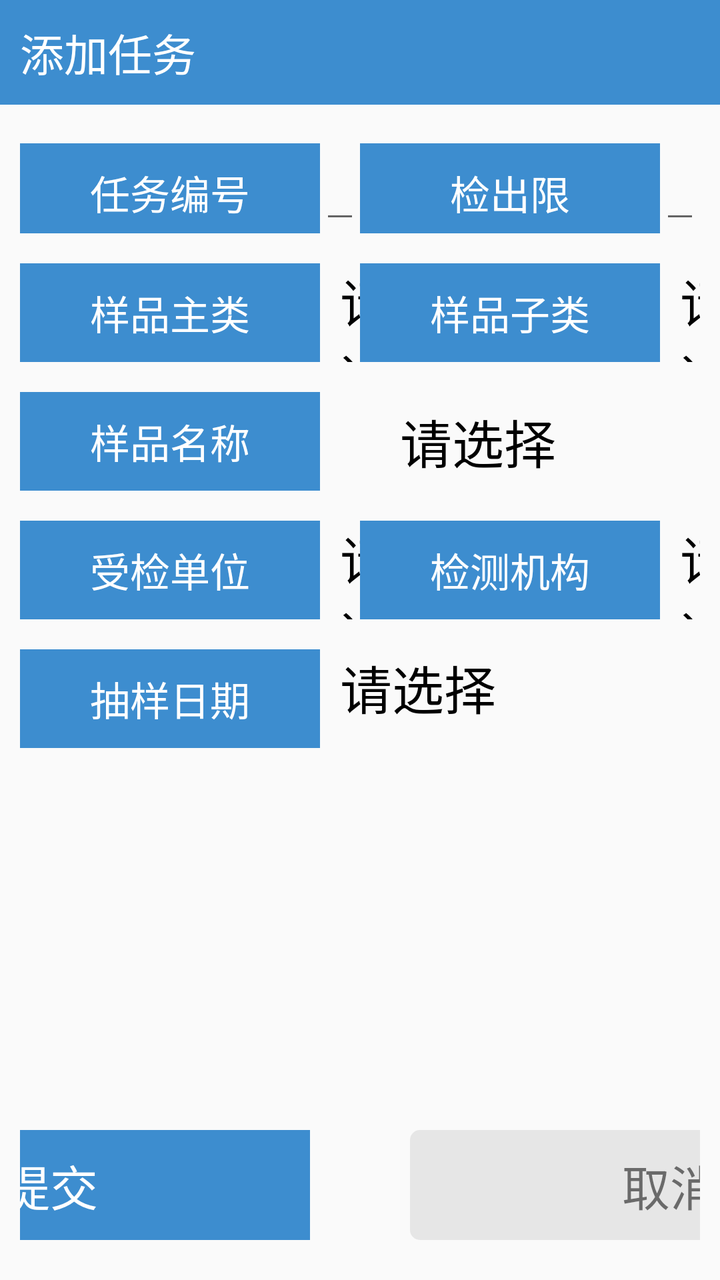
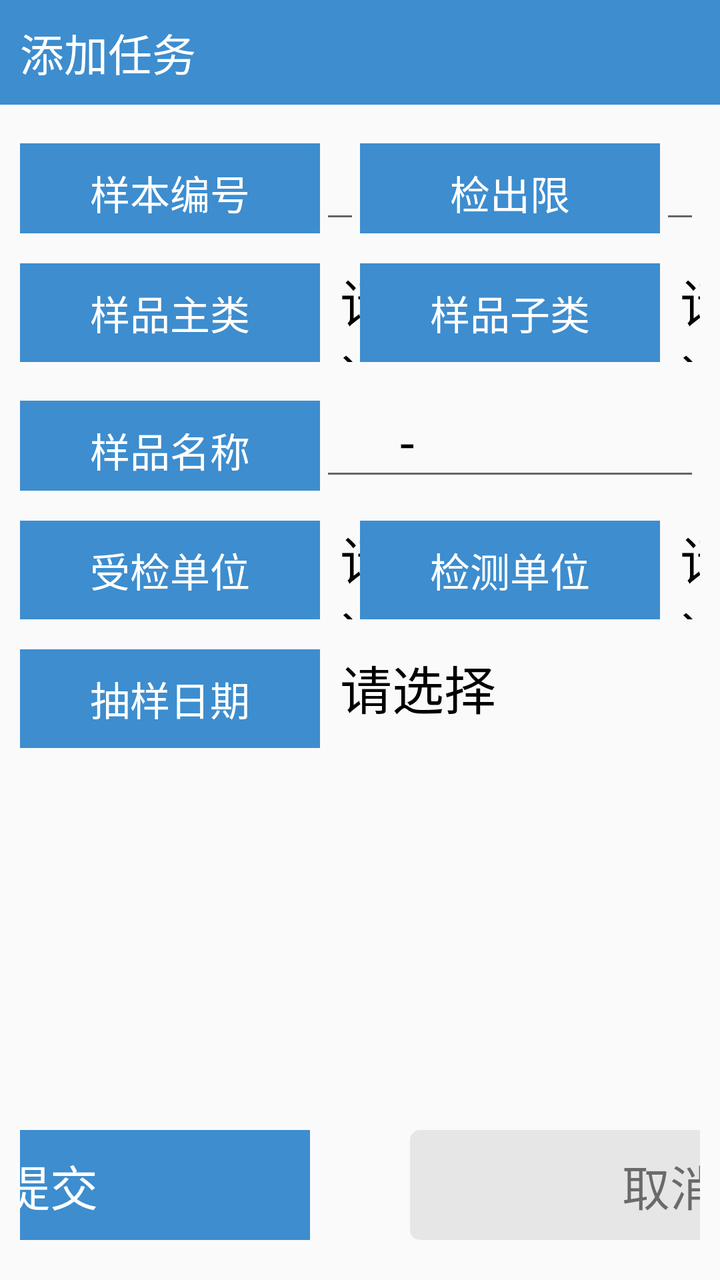

Compare the two renders of this Android layout. The source of the first and the diff that turns it into the second are given below.
<!-- AndroidManifest.xml: application theme AppTheme -->
<!-- res/layout/activity_add_task.xml -->
<?xml version="1.0" encoding="utf-8"?>
<LinearLayout xmlns:android="http://schemas.android.com/apk/res/android"
    xmlns:app="http://schemas.android.com/apk/res-auto"
    xmlns:tools="http://schemas.android.com/tools"
    android:layout_width="match_parent"
    android:layout_height="match_parent"
    android:orientation="vertical"
    tools:context=".activity.task.AddTaskActivity">

    <RelativeLayout
        android:layout_width="match_parent"
        android:layout_height="wrap_content"
        android:background="@color/bg_buy"
        android:orientation="horizontal">

        <TextView
            android:layout_width="wrap_content"
            android:layout_height="wrap_content"
            android:padding="10dp"
            android:text="添加任务"
            android:textColor="@color/white"
            android:textSize="22sp" />

    </RelativeLayout>

    <LinearLayout
        android:layout_width="match_parent"
        android:layout_height="match_parent"
        android:padding="10dp"
        android:orientation="vertical">

        <ScrollView
            android:layout_width="match_parent"
            android:layout_height="0dp"
            android:layout_weight="1">

            <LinearLayout
                android:layout_width="match_parent"
                android:layout_height="wrap_content"
                android:orientation="vertical">

                <LinearLayout
                    android:layout_width="match_parent"
                    android:layout_height="wrap_content"
                    android:layout_marginTop="5dp"
                    android:layout_marginBottom="5dp"
                    android:orientation="horizontal">

                    <LinearLayout
                        android:layout_width="0dp"
                        android:layout_height="wrap_content"
                        android:layout_weight="1"
                        android:orientation="horizontal">

                        <TextView
                            style="@style/text_label"
                            android:layout_width="150dp"
                            android:layout_height="wrap_content"
                            android:text="任务编号" />

                        <EditText
                            android:id="@+id/et_id"
                            android:layout_width="0dp"
                            android:layout_height="match_parent"
                            android:layout_weight="1"
                            android:textSize="26sp" />

                    </LinearLayout>

                    <LinearLayout
                        android:id="@+id/ll_jcx"
                        android:layout_width="0dp"
                        android:layout_height="wrap_content"
                        android:layout_weight="1"
                        android:orientation="horizontal">

                        <TextView
                            style="@style/text_label"
                            android:layout_width="150dp"
                            android:layout_height="wrap_content"
                            android:text="检出限" />

                        <EditText
                            android:id="@+id/et_jcx"
                            android:inputType="numberDecimal"
                            android:layout_width="0dp"
                            android:layout_height="match_parent"
                            android:layout_weight="1"
                            android:textSize="26sp" />

                    </LinearLayout>
                </LinearLayout>



                <LinearLayout
                    android:layout_width="match_parent"
                    android:layout_height="wrap_content"
                    android:layout_marginTop="5dp"
                    android:layout_marginBottom="5dp"
                    android:orientation="horizontal">

                    <LinearLayout
                        android:layout_width="0dp"
                        android:layout_height="wrap_content"
                        android:layout_marginTop="5dp"
                        android:layout_marginBottom="5dp"
                        android:layout_weight="1"
                        android:orientation="horizontal">

                        <TextView
                            style="@style/text_label"
                            android:layout_width="150dp"
                            android:layout_height="wrap_content"
                            android:text="样品主类" />

                        <FrameLayout
                            android:layout_width="match_parent"
                            android:layout_height="match_parent">

                            <Spinner
                                android:id="@+id/spn_sample_type_main"
                                android:layout_width="match_parent"
                                android:layout_height="match_parent"
                                android:paddingLeft="10dp"
                                android:visibility="gone" />

                            <TextView
                                android:id="@+id/tv_sample_type_main"
                                android:layout_width="match_parent"
                                android:layout_height="match_parent"
                                android:paddingLeft="10dp"
                                android:text="请选择"
                                android:textColor="@color/black"
                                android:textSize="26sp" />
                        </FrameLayout>

                    </LinearLayout>

                    <LinearLayout
                        android:layout_width="0dp"
                        android:layout_height="wrap_content"
                        android:layout_marginTop="5dp"
                        android:layout_marginBottom="5dp"
                        android:layout_weight="1"
                        android:orientation="horizontal">

                        <TextView
                            style="@style/text_label"
                            android:layout_width="150dp"
                            android:layout_height="wrap_content"
                            android:text="样品子类" />

                        <FrameLayout
                            android:layout_width="match_parent"
                            android:layout_height="match_parent">

                            <Spinner
                                android:id="@+id/spn_sample_type_child"
                                android:layout_width="match_parent"
                                android:layout_height="match_parent"
                                android:paddingLeft="10dp"
                                android:visibility="gone" />

                            <TextView
                                android:id="@+id/tv_sample_type_child"
                                android:layout_width="match_parent"
                                android:layout_height="match_parent"
                                android:paddingLeft="10dp"
                                android:text="请选择"
                                android:textColor="@color/black"
                                android:textSize="26sp" />
                        </FrameLayout>
                    </LinearLayout>
                </LinearLayout>
                <LinearLayout
                    android:layout_width="match_parent"
                    android:layout_height="wrap_content"
                    android:layout_marginTop="5dp"
                    android:layout_marginBottom="5dp"
                    android:orientation="horizontal">

                    <TextView
                        style="@style/text_label"
                        android:layout_width="150dp"
                        android:layout_height="wrap_content"
                        android:text="样品名称" />

                    <TextView
                        android:id="@+id/tv_sample_name"
                        android:layout_width="match_parent"
                        android:layout_height="match_parent"
                        android:gravity="center_vertical"
                        android:paddingLeft="40dp"
                        android:text="请选择"
                        android:textColor="@color/black"
                        android:textSize="26sp" />
                </LinearLayout>
                <LinearLayout
                    android:layout_width="match_parent"
                    android:layout_height="wrap_content"
                    android:layout_marginTop="5dp"
                    android:layout_marginBottom="5dp"
                    android:orientation="horizontal">

                    <LinearLayout
                        android:layout_width="0dp"
                        android:layout_height="wrap_content"
                        android:layout_marginTop="5dp"
                        android:layout_marginBottom="5dp"
                        android:layout_weight="1"
                        android:orientation="horizontal">

                        <TextView
                            style="@style/text_label"
                            android:layout_width="150dp"
                            android:layout_height="wrap_content"
                            android:text="受检单位" />

                        <FrameLayout
                            android:layout_width="match_parent"
                            android:layout_height="match_parent">

                            <Spinner
                                android:id="@+id/spn_bjcdw_name"
                                android:layout_width="match_parent"
                                android:layout_height="match_parent"
                                android:paddingLeft="10dp"
                                android:visibility="gone" />

                            <TextView
                                android:id="@+id/tv_bjcdw_name"
                                android:layout_width="match_parent"
                                android:layout_height="match_parent"
                                android:paddingLeft="10dp"
                                android:text="请选择"
                                android:textColor="@color/black"
                                android:textSize="26sp" />
                        </FrameLayout>
                    </LinearLayout>

                    <LinearLayout
                        android:layout_width="0dp"
                        android:layout_height="wrap_content"
                        android:layout_marginTop="5dp"
                        android:layout_marginBottom="5dp"
                        android:layout_weight="1"
                        android:orientation="horizontal">

                        <TextView
                            style="@style/text_label"
                            android:layout_width="150dp"
                            android:layout_height="wrap_content"
                            android:text="检测机构" />

                        <FrameLayout
                            android:layout_width="match_parent"
                            android:layout_height="match_parent">

                            <Spinner
                                android:id="@+id/spn_jcdw_name"
                                android:layout_width="match_parent"
                                android:layout_height="match_parent"
                                android:paddingLeft="10dp"
                                android:visibility="gone" />

                            <TextView
                                android:id="@+id/tv_jcdw_name"
                                android:layout_width="match_parent"
                                android:layout_height="match_parent"
                                android:paddingLeft="10dp"
                                android:text="请选择"
                                android:textColor="@color/black"
                                android:textSize="26sp" />
                        </FrameLayout>
                    </LinearLayout>
                </LinearLayout>

                <LinearLayout
                    android:layout_width="match_parent"
                    android:layout_height="wrap_content"
                    android:layout_marginTop="5dp"
                    android:layout_marginBottom="5dp"
                    android:orientation="horizontal">

                    <TextView
                        style="@style/text_label"
                        android:layout_width="150dp"
                        android:layout_height="wrap_content"
                        android:text="抽样日期" />

                    <TextView
                        android:id="@+id/tv_sampling_date"
                        android:layout_width="match_parent"
                        android:layout_height="match_parent"
                        android:paddingLeft="10dp"
                        android:text="请选择"
                        android:textColor="@color/black"
                        android:textSize="26sp" />
                </LinearLayout>
            </LinearLayout>
        </ScrollView>

        <LinearLayout
            android:layout_width="match_parent"
            android:layout_height="wrap_content"
            android:layout_gravity="center_horizontal"
            android:layout_marginTop="10dp"
            android:layout_marginBottom="10dp"
            android:gravity="center_horizontal"
            android:orientation="horizontal">

            <TextView
                android:id="@+id/tv_commit"
                android:layout_width="260dp"
                android:layout_height="wrap_content"
                android:background="@color/colorPrimary"
                android:gravity="center"
                android:padding="10dp"
                android:text="提交"
                android:textColor="@color/white"
                android:textSize="24sp" />

            <TextView
                android:id="@+id/tv_cancel"
                android:layout_width="260dp"
                android:layout_height="wrap_content"
                android:layout_marginLeft="50dp"
                android:background="@drawable/main_bg"
                android:gravity="center"
                android:padding="10dp"
                android:text="取消"
                android:textSize="24sp" />
        </LinearLayout>
    </LinearLayout>
</LinearLayout>
<!-- resources referenced by this layout -->
<resources>
  <color name="bg_buy">#3D8DCF</color>
  <color name="colorPrimary">#3D8DCF</color>
  <color name="white">#ffffff</color>
  <!-- drawable main_bg (drawable) -->
  <?xml version="1.0" encoding="utf-8"?>
  <shape xmlns:android="http://schemas.android.com/apk/res/android" >
  
      <corners android:radius="5dp" />
      <solid android:color="#e6e6e6"/>
  
  </shape>
  <style name="text_label">
          <item name="android:padding">10dp</item>
          <item name="android:background">@color/colorPrimary</item>
          <item name="android:textSize">20sp</item>
          <item name="android:gravity">center</item>
          <item name="android:textColor">@color/white</item>
      </style>
  <style name="AppTheme" parent="Theme.AppCompat.Light.DarkActionBar">
          
          <item name="android:windowNoTitle">true</item>
          <item name="android:windowFullscreen">true</item>
      </style>
</resources>

<!-- the commit's change to res/layout/activity_add_task.xml (unified diff, before → after) -->
@@ -56,7 +56,7 @@
                             style="@style/text_label"
                             android:layout_width="150dp"
                             android:layout_height="wrap_content"
-                            android:text="任务编号" />
+                            android:text="样本编号" />
 
                         <EditText
                             android:id="@+id/et_id"
@@ -186,12 +186,22 @@
                         android:layout_height="wrap_content"
                         android:text="样品名称" />
 
+                    <EditText
+                        android:id="@+id/et_sample_name"
+                        android:layout_width="match_parent"
+                        android:layout_height="match_parent"
+                        android:gravity="center_vertical"
+                        android:paddingLeft="40dp"
+                        android:text="-"
+                        android:textColor="@color/black"
+                        android:textSize="26sp" />
                     <TextView
                         android:id="@+id/tv_sample_name"
                         android:layout_width="match_parent"
                         android:layout_height="match_parent"
                         android:gravity="center_vertical"
                         android:paddingLeft="40dp"
+                        android:visibility="gone"
                         android:text="请选择"
                         android:textColor="@color/black"
                         android:textSize="26sp" />
@@ -251,7 +261,7 @@
                             style="@style/text_label"
                             android:layout_width="150dp"
                             android:layout_height="wrap_content"
-                            android:text="检测机构" />
+                            android:text="检测单位" />
 
                         <FrameLayout
                             android:layout_width="match_parent"
